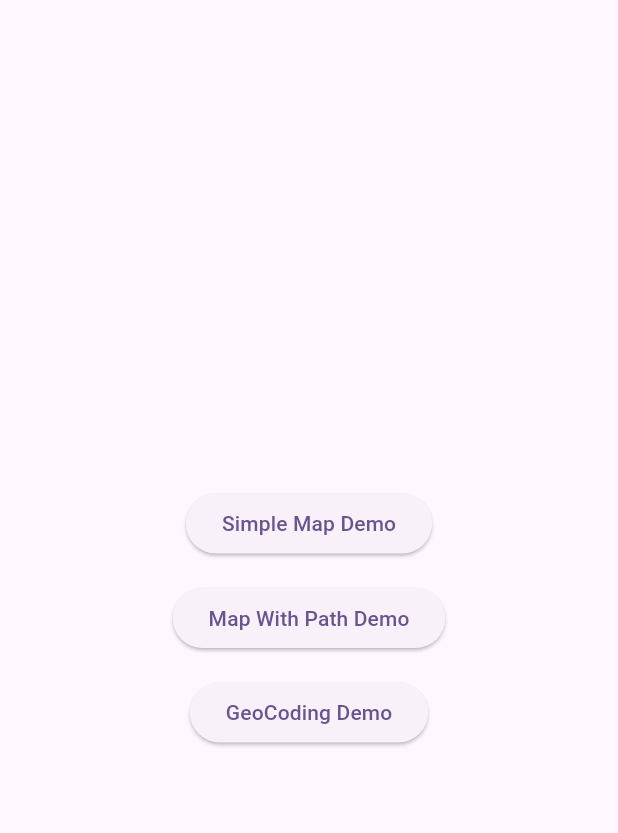
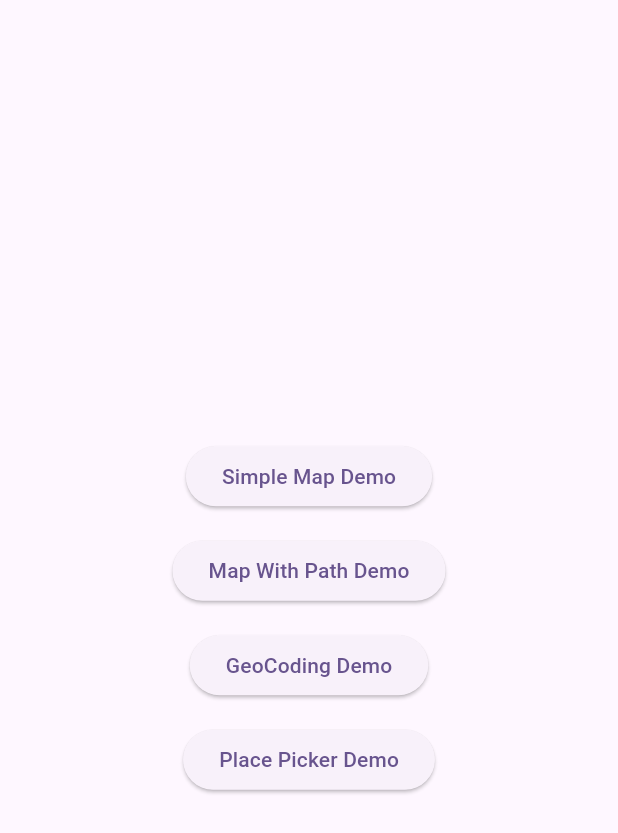
Before and after one commit to RahulSonpaliya/flutter_google_map_features_poc, a Flutter app: the screen it shows after launch, on a phone screen of 412 x 824 dp. Shown: the top 833 px of the screen. Run offline on Flutter 3.47's test engine with Material 3 defaults, Android fonts, the phone set to English and light mode, and no system bars; our stand-ins replace geocoding, google_maps_flutter, google_places_flutter.

Commit message:
Adds place picker demo using Google Places API.

```diff
--- a/lib/main.dart
+++ b/lib/main.dart
@@ -13,6 +13,7 @@ class MyApp extends StatelessWidget {
   Widget build(BuildContext context) {
     return MaterialApp(
       title: 'Flutter Google Map Features Demo',
+      debugShowCheckedModeBanner: false,
       theme: ThemeData(
         colorScheme: ColorScheme.fromSeed(seedColor: Colors.deepPurple),
         useMaterial3: true,
--- a/lib/map_options_page.dart
+++ b/lib/map_options_page.dart
@@ -1,5 +1,6 @@
 import 'package:flutter/material.dart';
 import 'package:flutter_google_map_features_poc/map_with_path_demo.dart';
+import 'package:flutter_google_map_features_poc/place_picker_page.dart';
 import 'package:flutter_google_map_features_poc/simple_map_demo.dart';
 
 import 'geocoding_demo.dart';
@@ -49,6 +50,18 @@ class MapOptionsPage extends StatelessWidget {
               },
               child: const Text('GeoCoding Demo'),
             ),
+            const SizedBox(
+              height: 15,
+            ),
+            ElevatedButton(
+              onPressed: () async {
+                Navigator.push(
+                  context,
+                  MaterialPageRoute(builder: (_) => PlacePickerPage()),
+                );
+              },
+              child: const Text('Place Picker Demo'),
+            ),
           ],
         ),
       ),
```
